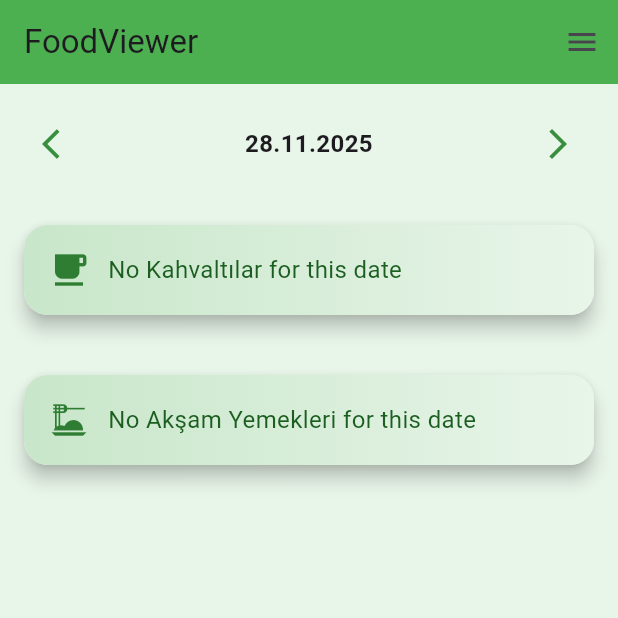
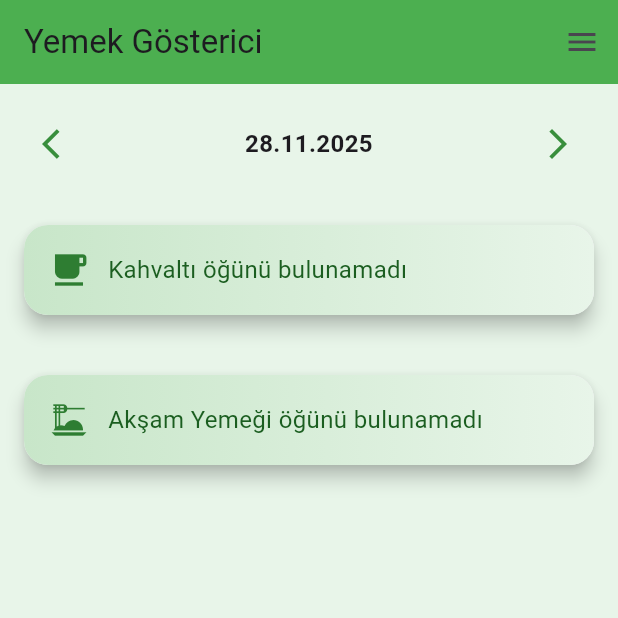
Before and after one commit to Enes0668/foodviewer, a Flutter app: the screen it shows after launch, on a phone screen of 412 x 824 dp, the top half of it. Run offline on Flutter 3.47's test engine with Material 3 defaults, Android fonts, the phone set to English and light mode, and no system bars; our stand-ins replace firebase_auth, firebase_core, firebase_database, flutter_local_notifications, timezone; accounts and stored records are empty.

Commit message:
Little changes

```diff
--- a/lib/main.dart
+++ b/lib/main.dart
@@ -23,7 +23,6 @@ class FoodViewerApp extends StatelessWidget {
   @override
   Widget build(BuildContext context) {
     return MaterialApp(
-      title: 'FoodViewer',
       theme: ThemeData(
         primarySwatch: Colors.green,
         useMaterial3: true,
--- a/lib/pages/home_page.dart
+++ b/lib/pages/home_page.dart
@@ -153,7 +153,19 @@ class _HomePageState extends State<HomePage> {
 
   Widget _buildMealCard(
     String title, IconData icon, List<Map<String, dynamic>> meals, List<String> fields) {
+
+  // Eğer liste boşsa Türkçe mesaj göster
   if (meals.isEmpty) {
+    String message = "";
+
+    if (title == "Kahvaltılar") {
+      message = "Kahvaltı öğünü bulunamadı";
+    } else if (title == "Akşam Yemekleri") {
+      message = "Akşam Yemeği öğünü bulunamadı";
+    } else {
+      message = "Öğün bulunamadı";
+    }
+
     return Card(
       shape: RoundedRectangleBorder(borderRadius: BorderRadius.circular(16)),
       elevation: 5,
@@ -168,14 +180,17 @@ class _HomePageState extends State<HomePage> {
           children: [
             Icon(icon, color: Colors.green.shade800, size: 28),
             const SizedBox(width: 12),
-              Text("No $title for this date",
-                  style: TextStyle(color: Colors.green.shade900, fontSize: 16)),
+            Text(
+              message,
+              style: TextStyle(color: Colors.green.shade900, fontSize: 16),
+            ),
           ],
         ),
       ),
     );
   }
 
+  // Eğer öğün varsa kartları oluştur
   return Column(
     children: meals.map((meal) {
       return Card(
@@ -196,18 +211,23 @@ class _HomePageState extends State<HomePage> {
                 children: [
                   Icon(icon, color: Colors.green.shade800, size: 28),
                   const SizedBox(width: 8),
-                    Text(title,
+                  Text(
+                    title,
                     style: TextStyle(
                       fontSize: 18,
                       fontWeight: FontWeight.bold,
-                            color: Colors.green.shade900)),
+                      color: Colors.green.shade900,
+                    ),
+                  ),
                 ],
               ),
               const Divider(color: Colors.green, thickness: 1, height: 16),
               ...fields.map((f) => Padding(
                     padding: const EdgeInsets.symmetric(vertical: 2),
-                      child: Text("$f: ${meal[f] ?? '-'}",
-                          style: TextStyle(color: Colors.green.shade800, fontSize: 16)),
+                    child: Text(
+                      "$f: ${meal[f] ?? '-'}",
+                      style: TextStyle(color: Colors.green.shade800, fontSize: 16),
+                    ),
                   )),
             ],
           ),
@@ -217,6 +237,7 @@ class _HomePageState extends State<HomePage> {
   );
 }
 
+
   @override
   Widget build(BuildContext context) {
     final user = _auth.currentUser;
@@ -225,7 +246,7 @@ class _HomePageState extends State<HomePage> {
       backgroundColor: Colors.green.shade50,
       appBar: AppBar(
         backgroundColor: Colors.green,
-        title: const Text("FoodViewer"),
+        title: const Text("Yemek Gösterici"),
         actions: [
           Builder(
             builder: (context) => IconButton(
--- a/lib/pages/login_page.dart
+++ b/lib/pages/login_page.dart
@@ -68,7 +68,7 @@ class _LoginPageState extends State<LoginPage> {
             mainAxisAlignment: MainAxisAlignment.center,
             children: [
               const Text(
-                "FoodViewer Yetkili Girişi",
+                "Yetkili Girişi",
                 style: TextStyle(fontSize: 24, fontWeight: FontWeight.bold),
               ),
               const SizedBox(height: 30),
```
Lines whose indentation alone changed are shown as unchanged.
